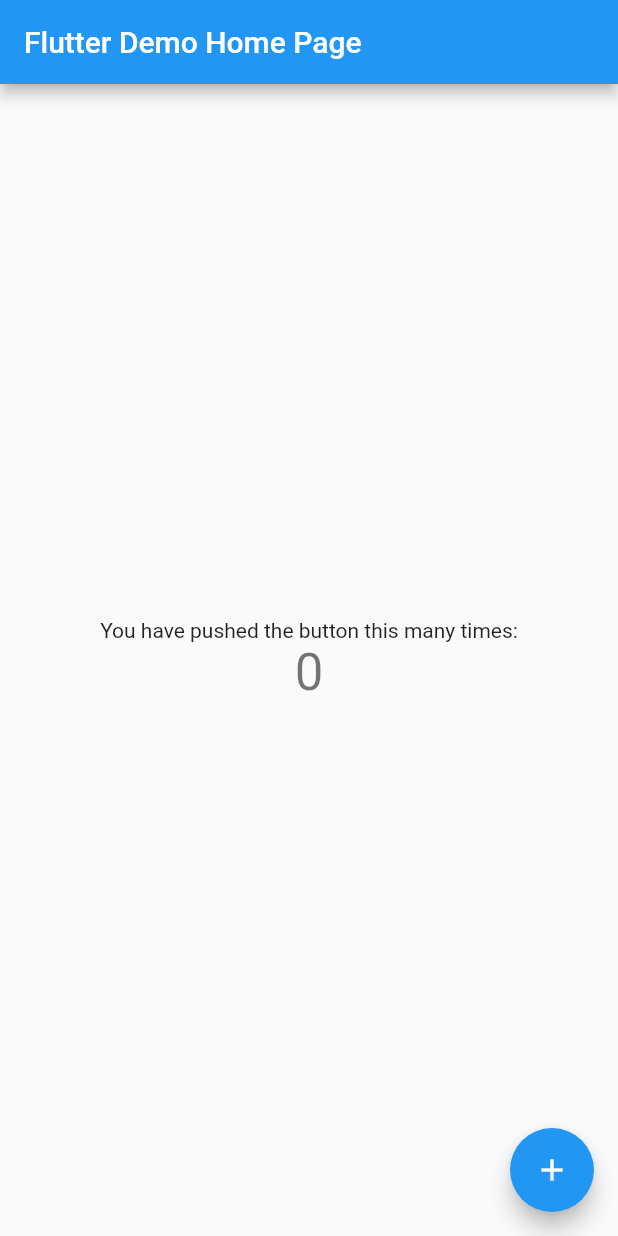
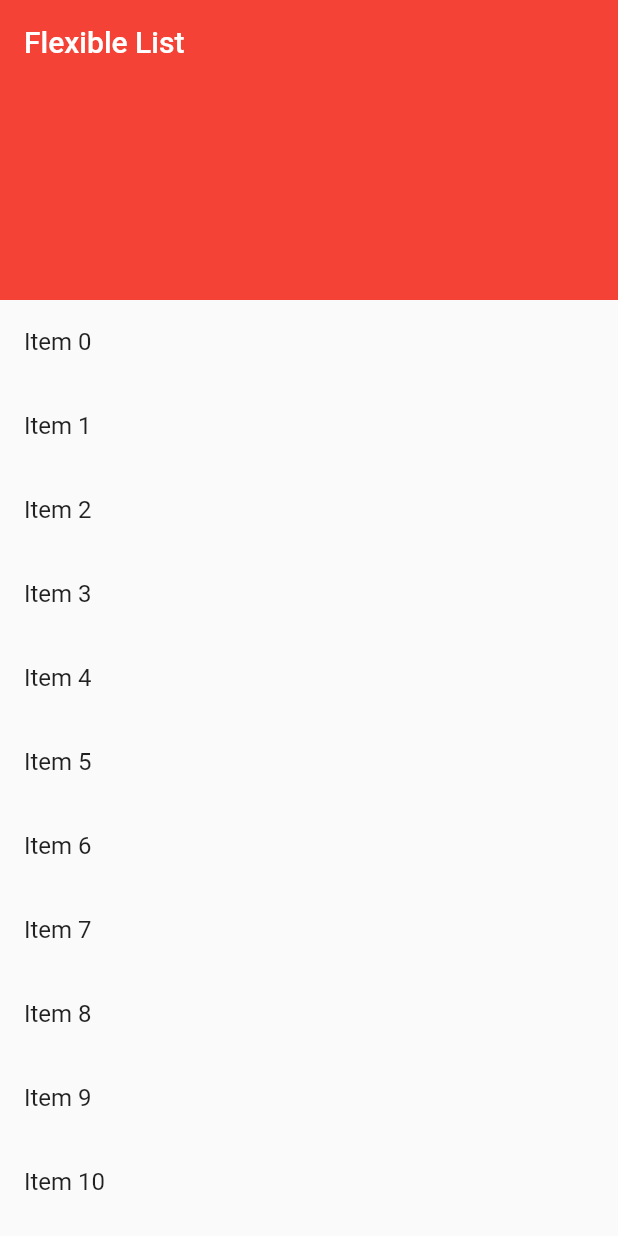
Before and after one commit to jithinlal/flutter_cookbook, a Flutter app: the screen it shows after launch, on a phone screen of 412 x 824 dp. Run offline on Flutter 3.47's test engine with Material 2 defaults, Android fonts, the phone set to English and light mode, and no system bars; our stand-ins replace cached_network_image.

Commit message:
lists complete

```diff
--- a/lists_101/lib/main.dart
+++ b/lists_101/lib/main.dart
@@ -1,111 +1,193 @@
 import 'package:flutter/material.dart';
 
-void main() => runApp(MyApp());
+// 1. Basic list #BasicList
+// 2. Horizontal list #HorizontalList
+// 3. Grid list #GridList
+// 4. Alternate list generators #AlernateList
+// 5. Flexible appbar list #FlexibleAppbarList
+void main() => runApp(FlexibleAppbarList());
 
-class MyApp extends StatelessWidget {
-  // This widget is the root of your application.
+class BasicList extends StatelessWidget {
   @override
   Widget build(BuildContext context) {
     return MaterialApp(
-      title: 'Flutter Demo',
-      theme: ThemeData(
-        // This is the theme of your application.
-        //
-        // Try running your application with "flutter run". You'll see the
-        // application has a blue toolbar. Then, without quitting the app, try
-        // changing the primarySwatch below to Colors.green and then invoke
-        // "hot reload" (press "r" in the console where you ran "flutter run",
-        // or simply save your changes to "hot reload" in a Flutter IDE).
-        // Notice that the counter didn't reset back to zero; the application
-        // is not restarted.
-        primarySwatch: Colors.blue,
+      title: 'Basic List',
+      home: Scaffold(
+        appBar: AppBar(
+          title: Text('Basic List'),
+        ),
+        body: ListView(
+          children: <Widget>[
+            ListTile(
+              leading: Icon(Icons.map),
+              title: Text('Map'),
+            ),
+            ListTile(
+              leading: Icon(Icons.photo_album),
+              title: Text('Photo'),
+            ),
+            ListTile(
+              leading: Icon(Icons.phone),
+              title: Text('Phone'),
+            )
+          ],
+        ),
       ),
-      home: MyHomePage(title: 'Flutter Demo Home Page'),
     );
   }
 }
 
-class MyHomePage extends StatefulWidget {
-  MyHomePage({Key key, this.title}) : super(key: key);
-
-  // This widget is the home page of your application. It is stateful, meaning
-  // that it has a State object (defined below) that contains fields that affect
-  // how it looks.
-
-  // This class is the configuration for the state. It holds the values (in this
-  // case the title) provided by the parent (in this case the App widget) and
-  // used by the build method of the State. Fields in a Widget subclass are
-  // always marked "final".
-
-  final String title;
-
+class HorizontalList extends StatelessWidget {
   @override
-  _MyHomePageState createState() => _MyHomePageState();
+  Widget build(BuildContext context) {
+    return MaterialApp(
+      title: 'Horizontal list',
+      home: Scaffold(
+        appBar: AppBar(
+          title: Text('Horizontal List'),
+        ),
+        body: Center(
+          child: Container(
+            padding: EdgeInsets.all(8.0),
+            height: 200,
+            child: ListView(
+              scrollDirection: Axis.horizontal,
+              children: <Widget>[
+                Container(
+                  width: 160.0,
+                  color: Colors.red,
+                ),
+                Container(
+                  width: 160.0,
+                  color: Colors.blue,
+                ),
+                Container(
+                  width: 160.0,
+                  color: Colors.green,
+                ),
+                Container(
+                  width: 160.0,
+                  color: Colors.yellow,
+                ),
+                Container(
+                  width: 160.0,
+                  color: Colors.orange,
+                ),
+              ],
+            ),
+          ),
+        ),
+      ),
+    );
+  }
 }
 
-class _MyHomePageState extends State<MyHomePage> {
-  int _counter = 0;
+class GridList extends StatelessWidget {
+  @override
+  Widget build(BuildContext context) {
+    return MaterialApp(
+      title: 'Horizontal list',
+      home: Scaffold(
+        appBar: AppBar(
+          title: Text('Horizontal List'),
+        ),
+        body: GridView.count(
+          crossAxisCount: 2,
+          children: List.generate(100, (index) {
+            return Center(
+              child: Text(
+                'Item $index',
+                style: Theme.of(context).textTheme.headline,
+              ),
+            );
+          }),
+        ),
+      ),
+    );
+  }
+}
 
-  void _incrementCounter() {
-    setState(() {
-      // This call to setState tells the Flutter framework that something has
-      // changed in this State, which causes it to rerun the build method below
-      // so that the display can reflect the updated values. If we changed
-      // _counter without calling setState(), then the build method would not be
-      // called again, and so nothing would appear to happen.
-      _counter++;
-    });
-  }
+class AlternateList extends StatelessWidget {
+  final List<ListItem> lists = List<ListItem>.generate(1000, (i) {
+    return i % 6 == 0
+        ? HeadingItem('Heading $i')
+        : MessageItem('Sender $i', 'Message ');
+  });
 
   @override
   Widget build(BuildContext context) {
-    // This method is rerun every time setState is called, for instance as done
-    // by the _incrementCounter method above.
-    //
-    // The Flutter framework has been optimized to make rerunning build methods
-    // fast, so that you can just rebuild anything that needs updating rather
-    // than having to individually change instances of widgets.
-    return Scaffold(
-      appBar: AppBar(
-        // Here we take the value from the MyHomePage object that was created by
-        // the App.build method, and use it to set our appbar title.
-        title: Text(widget.title),
+    return MaterialApp(
+      title: 'Horizontal list',
+      home: Scaffold(
+        appBar: AppBar(
+          title: Text('Horizontal List'),
+        ),
+        body: ListView.builder(
+            itemCount: lists.length,
+            itemBuilder: (context2, index) {
+              final item = lists[index];
+              if (item is HeadingItem) {
+                return ListTile(
+                  title: Text(
+                    item.heading,
+                    style: Theme.of(context2).textTheme.headline,
+                  ),
+                );
+              } else if (item is MessageItem) {
+                return ListTile(
+                  title: Text(item.sender),
+                  subtitle: Text(item.body),
+                );
+              }
+            }),
       ),
-      body: Center(
-        // Center is a layout widget. It takes a single child and positions it
-        // in the middle of the parent.
-        child: Column(
-          // Column is also layout widget. It takes a list of children and
-          // arranges them vertically. By default, it sizes itself to fit its
-          // children horizontally, and tries to be as tall as its parent.
-          //
-          // Invoke "debug painting" (press "p" in the console, choose the
-          // "Toggle Debug Paint" action from the Flutter Inspector in Android
-          // Studio, or the "Toggle Debug Paint" command in Visual Studio Code)
-          // to see the wireframe for each widget.
-          //
-          // Column has various properties to control how it sizes itself and
-          // how it positions its children. Here we use mainAxisAlignment to
-          // center the children vertically; the main axis here is the vertical
-          // axis because Columns are vertical (the cross axis would be
-          // horizontal).
-          mainAxisAlignment: MainAxisAlignment.center,
-          children: <Widget>[
-            Text(
-              'You have pushed the button this many times:',
+    );
+  }
+}
+
+abstract class ListItem {}
+
+class HeadingItem implements ListItem {
+  final String heading;
+  HeadingItem(this.heading);
+}
+
+class MessageItem implements ListItem {
+  final String body;
+  final String sender;
+
+  MessageItem(this.sender, this.body);
+}
+
+class FlexibleAppbarList extends StatelessWidget {
+  @override
+  Widget build(BuildContext context) {
+    return MaterialApp(
+      title: 'Flexible Appbar',
+      home: Scaffold(
+        body: CustomScrollView(
+          slivers: <Widget>[
+            SliverAppBar(
+              title: Text('Flexible List'),
+              floating: true,
+              flexibleSpace: Container(
+                color: Colors.red,
+              ),
+              expandedHeight: 200,
             ),
-            Text(
-              '$_counter',
-              style: Theme.of(context).textTheme.display1,
-            ),
+            SliverList(
+              delegate: SliverChildBuilderDelegate(
+                (context2, index) {
+                  return ListTile(
+                    title: Text('Item $index'),
+                  );
+                },
+                childCount: 1000,
+              ),
+            )
           ],
         ),
       ),
-      floatingActionButton: FloatingActionButton(
-        onPressed: _incrementCounter,
-        tooltip: 'Increment',
-        child: Icon(Icons.add),
-      ), // This trailing comma makes auto-formatting nicer for build methods.
     );
   }
 }
```
Also changed, not shown: 1 other file.
